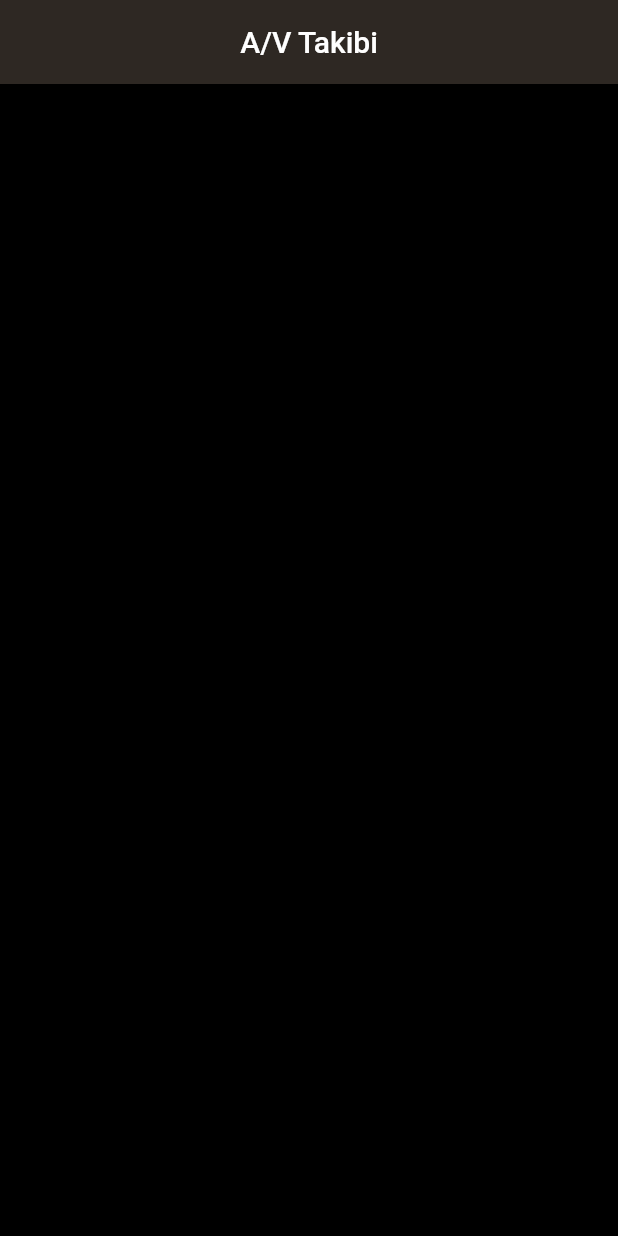
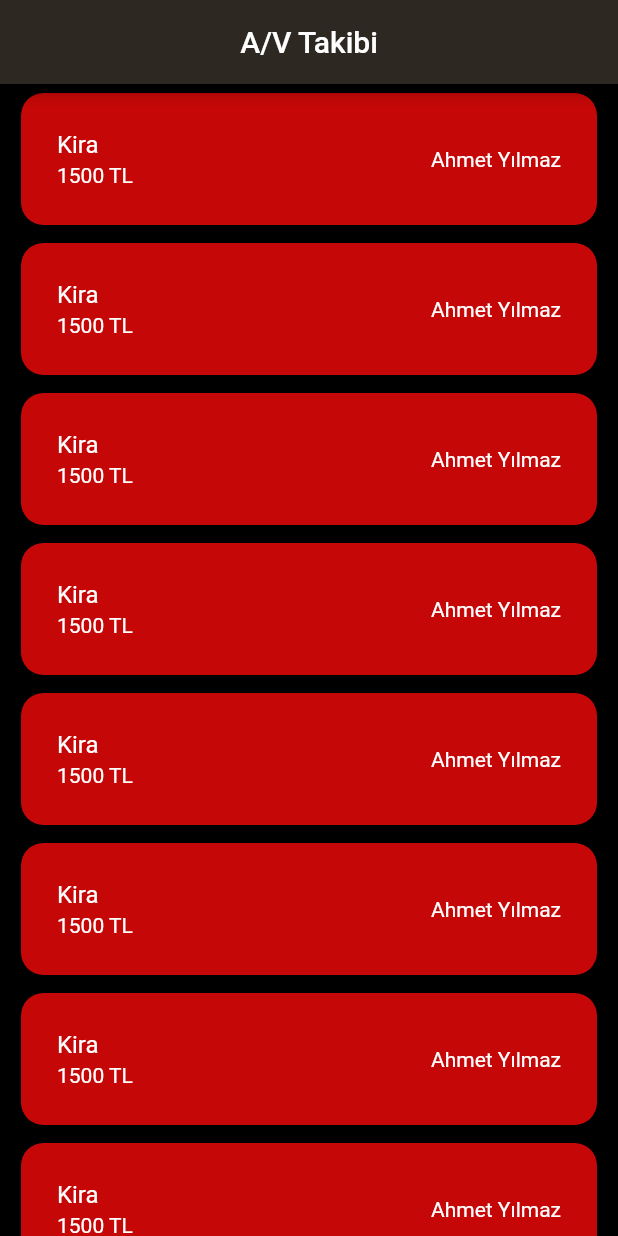
Before and after one commit to haliltirgil/money_manager, a Flutter app: the screen it shows after launch, on a phone screen of 412 x 824 dp. Run offline on Flutter 3.47's test engine with Material 2 defaults, Android fonts, the phone set to English and light mode, and no system bars; Roboto replaces fonts that are missing (Rubik).

Commit message:
added two form and updated theme file

```diff
--- a/lib/main.dart
+++ b/lib/main.dart
@@ -1,5 +1,7 @@
 import 'package:flutter/material.dart';
 import 'package:money_flow/theme.dart';
+import 'package:money_flow/widgets/exiting_listview.dart';
+import 'package:money_flow/widgets/incoming_listview.dart';
 
 void main() {
   runApp(MyApp());
@@ -28,6 +30,7 @@ class MainScreen extends StatelessWidget {
         title: Text("A/V Takibi"),
       ),
       body: Container(
+        child: ExitingForm(),
         color: AppColors.blackColor,
       ),
     );
--- a/lib/theme.dart
+++ b/lib/theme.dart
@@ -2,10 +2,15 @@ import 'package:flutter/material.dart';
 
 class AppColors {
   const AppColors();
+
+  static const Color fontColor = Colors.white;
 
   static const greyColor = const Color(0xFF2e2823);
   static const greenColor = const Color(0xFF36A40F);
   static const redColor = const Color(0xFFC60707);
   static const blackColor = const Color(0xFF000000);
   static const whiteColor = const Color(0xFFFFFFFF);
+
+  static const TextStyle fontStyle =
+      TextStyle(color: AppColors.whiteColor, fontFamily: 'Rubik');
 }
--- /dev/null
+++ b/lib/widgets/exiting_listview.dart
@@ -0,0 +1,55 @@
+import 'package:flutter/material.dart';
+import 'package:money_flow/theme.dart';
+
+class ExitingForm extends StatefulWidget {
+  @override
+  _ExitingFormState createState() => _ExitingFormState();
+}
+
+class _ExitingFormState extends State<ExitingForm> {
+  @override
+  Widget build(BuildContext context) {
+    return 1 == 0
+        ? Center(
+            child: Container(
+            child: Text(
+              "Verilecek ödeme bulunmamaktadır.",
+              style: TextStyle(color: AppColors.fontColor),
+            ),
+          ))
+        : ListView.builder(
+            shrinkWrap: true,
+            itemBuilder: (context, index) {
+              return Container(
+                padding: EdgeInsets.symmetric(horizontal: 10.0, vertical: 2.0),
+                child: Card(
+                  color: AppColors.redColor,
+                  shape: RoundedRectangleBorder(
+                    borderRadius: BorderRadius.circular(15.0),
+                  ),
+                  child: Padding(
+                    padding: const EdgeInsets.all(8.0),
+                    child: ListTile(
+                      title: Text(
+                        "Kira",
+                        style: AppColors.fontStyle,
+                      ),
+                      subtitle: Text(
+                        "1500 TL",
+                        style: AppColors.fontStyle,
+                      ),
+                      trailing: Text(
+                        " Ahmet Yılmaz",
+                        style: AppColors.fontStyle,
+                      ),
+                      onTap: () {},
+                      onLongPress: () {/* içeriği silecek */},
+                    ),
+                  ),
+                ),
+              );
+            },
+            itemCount: 15,
+          );
+  }
+}
```
Also changed, not shown: lib/widgets/incoming_listview.dart (added, +51 -0 lines).
